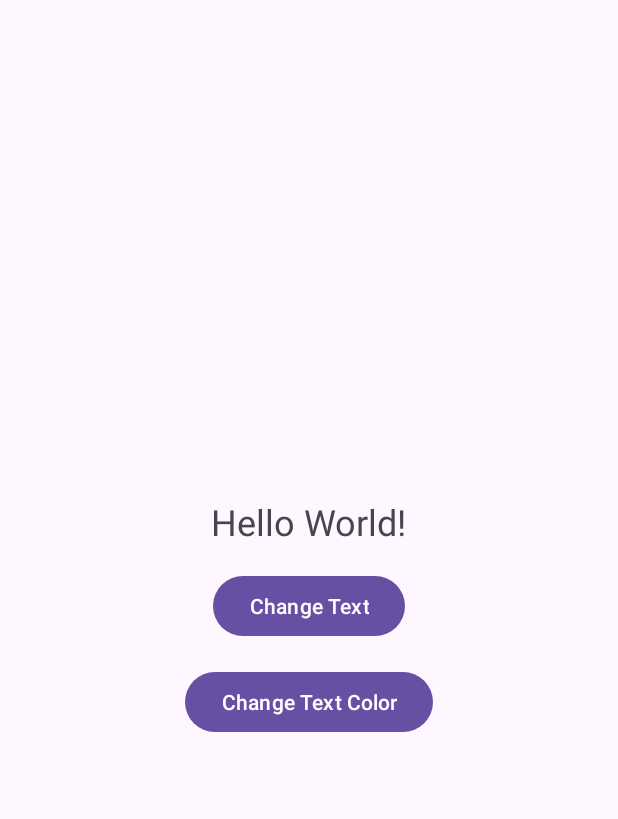
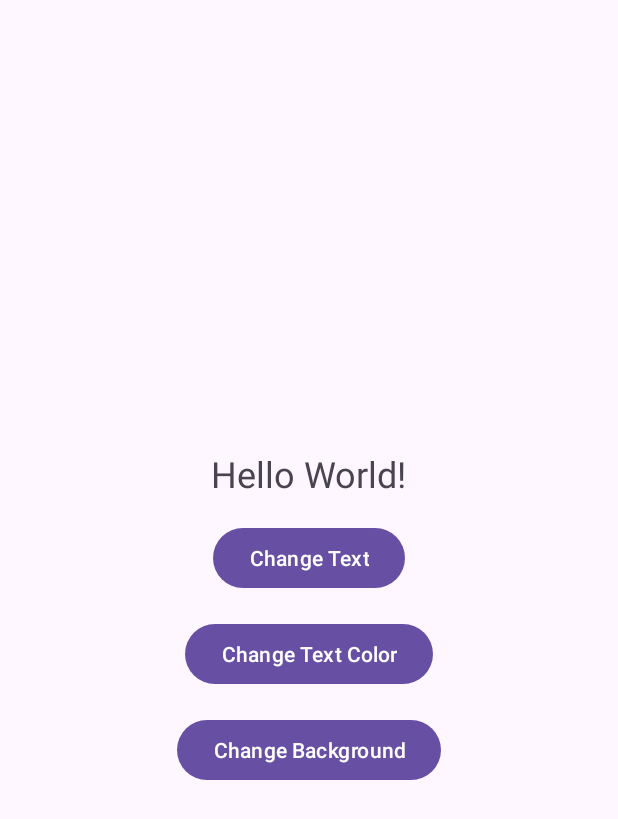
Before and after one commit to sabbirhossain16/MADT_LAB1, an Android app: the screen it shows after launch (MainActivity), on a phone screen of 412 x 824 dp. Shown: the top 819 px of the screen. Run offline under Robolectric (Android 15) with nearby library versions, the phone set to English and light mode, and no system bars.

Commit message:
Added third button to change background color

```diff
--- a/app/src/main/java/com/example/madt_lab1/MainActivity.java
+++ b/app/src/main/java/com/example/madt_lab1/MainActivity.java
@@ -18,6 +18,8 @@ public class MainActivity extends AppCompatActivity {
 
         Button button2 = findViewById(R.id.buttonChangeColor);
         button2.setOnClickListener(v -> textView.setTextColor(getResources().getColor(android.R.color.holo_red_dark)));
+        Button button3 = findViewById(R.id.buttonChangeBackground);
+        button3.setOnClickListener(v -> textView.setBackgroundColor(getResources().getColor(android.R.color.holo_green_light)));
 
     }
 }
--- a/app/src/main/res/layout/activity_main.xml
+++ b/app/src/main/res/layout/activity_main.xml
@@ -25,5 +25,11 @@
         android:layout_width="wrap_content"
         android:layout_height="wrap_content"
         android:layout_marginTop="16dp" />
+    <Button
+        android:id="@+id/buttonChangeBackground"
+        android:text="Change Background"
+        android:layout_width="wrap_content"
+        android:layout_height="wrap_content"
+        android:layout_marginTop="16dp" />
 
 </LinearLayout>
```
